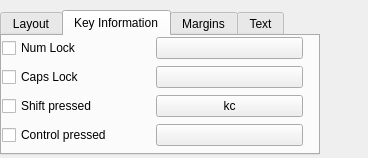
First picture: the form in contents/ui/config.ui, repository xdarklight/keystate-plasmoid, before the edit.
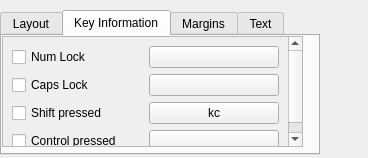
Second picture: the form after the edit. The open tabs and pages were chosen to show the change. Custom widgets are drawn as their Qt base class.

Commit message: make the key information list scrollable

Diff of the .ui file:
```diff
--- a/contents/ui/config.ui
+++ b/contents/ui/config.ui
@@ -88,7 +88,7 @@
     <attribute name="title">
      <string>Key Information</string>
     </attribute>
-    <widget class="QWidget" name="formLayoutWidget">
+    <widget class="QScrollArea" name="formFrame">
      <property name="geometry">
       <rect>
        <x>0</x>
@@ -97,6 +97,18 @@
        <height>111</height>
       </rect>
      </property>
+     <property name="widgetResizable">
+      <bool>true</bool>
+     </property>
+     <widget class="QWidget" name="scrollAreaWidgetContents">
+      <property name="geometry">
+       <rect>
+        <x>0</x>
+        <y>-11</y>
+        <width>277</width>
+        <height>116</height>
+       </rect>
+      </property>
      <layout class="QGridLayout" name="gridLayout">
       <item row="0" column="1">
        <widget class="KColorButton" name="kcfg_NumLockColor">
@@ -207,6 +219,7 @@
      </layout>
     </widget>
    </widget>
+   </widget>
    <widget class="QWidget" name="tab_3">
     <attribute name="title">
      <string>Margins</string>
```
Left out of the diff: 64 changed lines with no effect on the pictures. Lines whose indentation alone changed are shown as unchanged.
